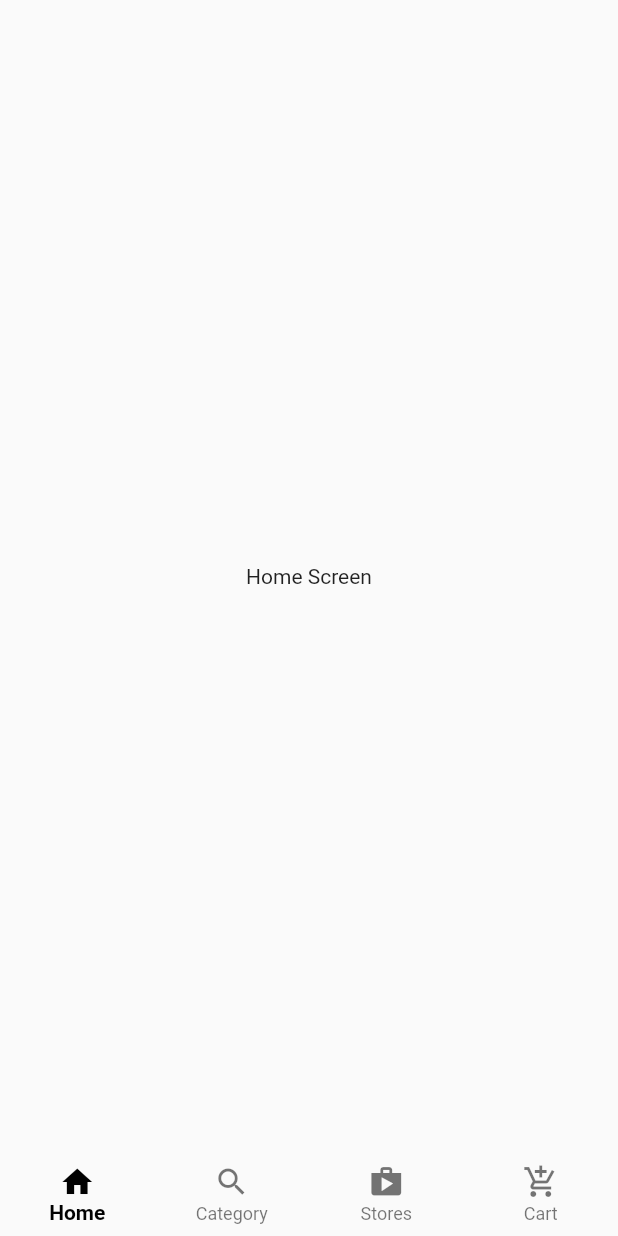
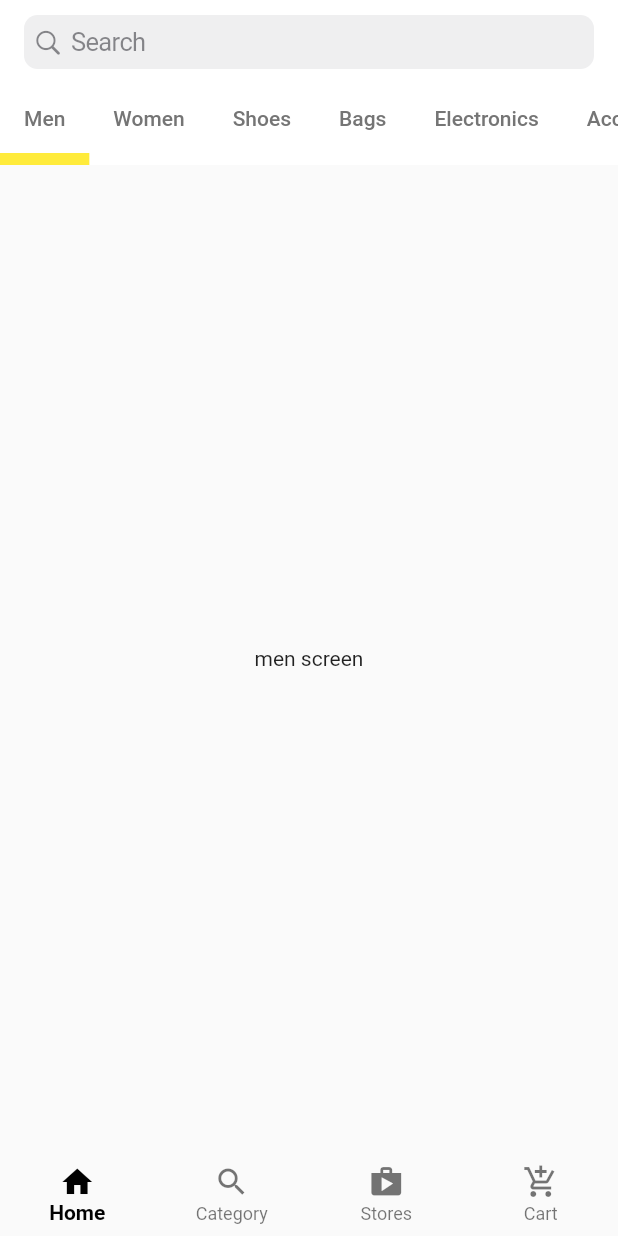
Before and after one commit to haikalrozhan/multi_store_flutter, a Flutter app: the screen it shows after launch, on a phone screen of 412 x 824 dp. Run offline on Flutter 3.47's test engine with Material 2 defaults, Android fonts, the phone set to English and light mode, and no system bars.

Commit message:
CupertinoSearchTextField,TabBar scollable in HomeScreen

```diff
--- a/lib/main.dart
+++ b/lib/main.dart
@@ -12,6 +12,7 @@ class MyApp extends StatelessWidget {
   @override
   Widget build(BuildContext context) {
     return const MaterialApp(
+      debugShowCheckedModeBanner: false,
       home: CustomerHomeScreen(),
     );
   }
--- a/lib/main_screens/customer_home.dart
+++ b/lib/main_screens/customer_home.dart
@@ -1,4 +1,5 @@
 import 'package:flutter/material.dart';
+import 'package:multi_store/main_screens/home.dart';
 
 class CustomerHomeScreen extends StatefulWidget {
   const CustomerHomeScreen({Key? key}) : super(key: key);
@@ -10,9 +11,7 @@ class CustomerHomeScreen extends StatefulWidget {
 class _CustomerHomeScreenState extends State<CustomerHomeScreen> {
   int _selectedIndex = 0;
   final List<Widget> _tabs = const [
-    Center(
-      child: Text('Home Screen'),
-    ),
+    HomeScreen(),
     Center(
       child: Text('Category Screen'),
     ),
--- /dev/null
+++ b/lib/main_screens/home.dart
@@ -0,0 +1,86 @@
+import 'package:flutter/cupertino.dart';
+import 'package:flutter/material.dart';
+
+class HomeScreen extends StatefulWidget {
+  const HomeScreen({Key? key}) : super(key: key);
+
+  @override
+  State<HomeScreen> createState() => _HomeScreenState();
+}
+
+class _HomeScreenState extends State<HomeScreen> {
+  @override
+  Widget build(BuildContext context) {
+    return DefaultTabController(
+      length: 9,
+      child: Scaffold(
+        appBar: AppBar(
+            elevation: 0,
+            backgroundColor: Colors.white,
+            title: const CupertinoSearchTextField(),
+            bottom: const TabBar(
+              isScrollable: true,
+              indicatorColor: Colors.yellow,
+              indicatorWeight: 8,
+              tabs: [
+                RepeatedTab(label: 'Men'),
+                RepeatedTab(label: 'Women'),
+                RepeatedTab(label: 'Shoes'),
+                RepeatedTab(label: 'Bags'),
+                RepeatedTab(label: 'Electronics'),
+                RepeatedTab(label: 'Accessories'),
+                RepeatedTab(label: 'Home & Garden'),
+                RepeatedTab(label: 'Kids'),
+                RepeatedTab(label: 'Beauty'),
+              ],
+            )),
+        body: const TabBarView(
+          children: [
+            Center(
+              child: Text('men screen'),
+            ),
+            Center(
+              child: Text('women screen'),
+            ),
+            Center(
+              child: Text('shoes screen'),
+            ),
+            Center(
+              child: Text('bags screen'),
+            ),
+            Center(
+              child: Text('electronics screen'),
+            ),
+            Center(
+              child: Text('accessories screen'),
+            ),
+            Center(
+              child: Text('home & garden screen'),
+            ),
+            Center(
+              child: Text('Kids'),
+            ),
+            Center(
+              child: Text('Beauty'),
+            ),
+          ],
+        ),
+      ),
+    );
+  }
+}
+
+class RepeatedTab extends StatelessWidget {
+  final String label;
+  const RepeatedTab({Key? key, required this.label}) : super(key: key);
+
+  @override
+  Widget build(BuildContext context) {
+    return Tab(
+      child: Text(
+        label,
+        style: TextStyle(color: Colors.grey.shade600),
+      ),
+    );
+  }
+}
```
